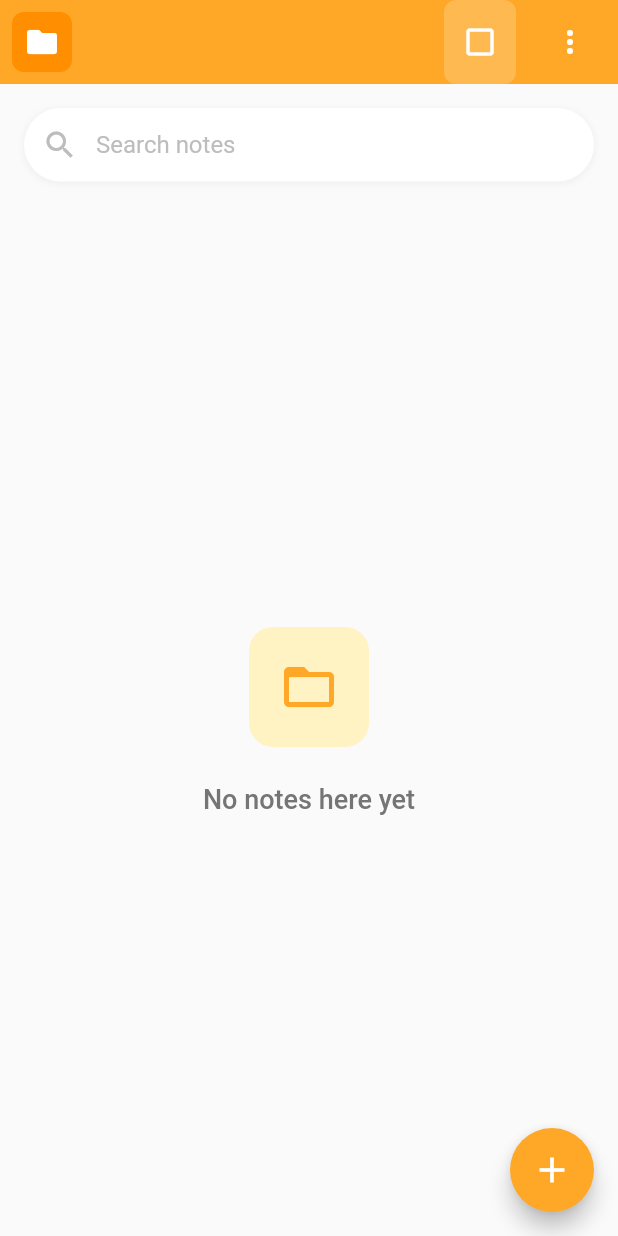
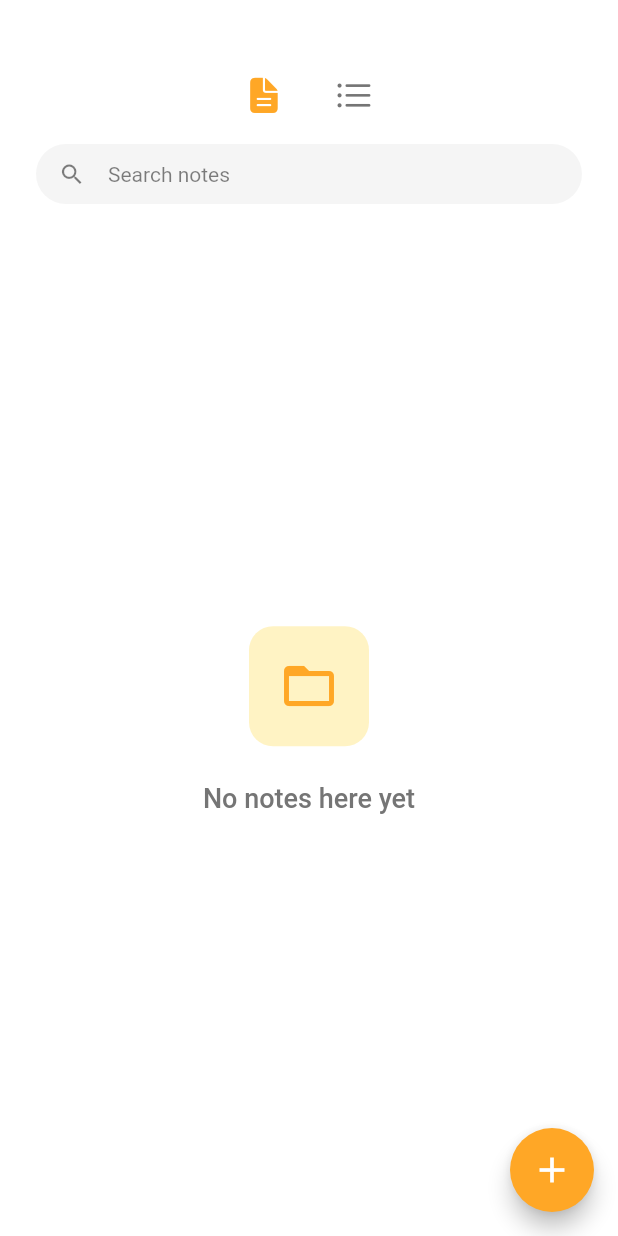
Before and after one commit to kalinduSsasinindu/noteHider, a Flutter app: the screen it shows after launch, after a tap on the "add" icon, on a phone screen of 412 x 824 dp. Run offline on Flutter 3.47's test engine with Material 3 defaults, Android fonts, the phone set to English and light mode, and no system bars; our stand-ins replace bloc, equatable, flutter_bloc.

Commit message:
ui changes

```diff
--- /dev/null
+++ b/lib/bloc/tab_bloc.dart
@@ -0,0 +1,18 @@
+import 'package:flutter_bloc/flutter_bloc.dart';
+import 'tab_event.dart';
+import 'tab_state.dart';
+
+class TabBloc extends Bloc<TabEvent, TabState> {
+  TabBloc() : super(const TabState.initial()) {
+    on<TabChanged>(_onTabChanged);
+  }
+
+  void _onTabChanged(TabChanged event, Emitter<TabState> emit) {
+    final TabType tabType = event.tabIndex == 0 ? TabType.notes : TabType.tasks;
+
+    emit(state.copyWith(
+      selectedTabIndex: event.tabIndex,
+      selectedTabType: tabType,
+    ));
+  }
+}
--- /dev/null
+++ b/lib/bloc/tab_event.dart
@@ -0,0 +1,17 @@
+import 'package:equatable/equatable.dart';
+
+abstract class TabEvent extends Equatable {
+  const TabEvent();
+
+  @override
+  List<Object> get props => [];
+}
+
+class TabChanged extends TabEvent {
+  final int tabIndex;
+
+  const TabChanged(this.tabIndex);
+
+  @override
+  List<Object> get props => [tabIndex];
+}
--- /dev/null
+++ b/lib/bloc/tab_state.dart
@@ -0,0 +1,30 @@
+import 'package:equatable/equatable.dart';
+
+enum TabType { notes, tasks }
+
+class TabState extends Equatable {
+  final int selectedTabIndex;
+  final TabType selectedTabType;
+
+  const TabState({
+    required this.selectedTabIndex,
+    required this.selectedTabType,
+  });
+
+  const TabState.initial()
+      : selectedTabIndex = 0,
+        selectedTabType = TabType.notes;
+
+  TabState copyWith({
+    int? selectedTabIndex,
+    TabType? selectedTabType,
+  }) {
+    return TabState(
+      selectedTabIndex: selectedTabIndex ?? this.selectedTabIndex,
+      selectedTabType: selectedTabType ?? this.selectedTabType,
+    );
+  }
+
+  @override
+  List<Object> get props => [selectedTabIndex, selectedTabType];
+}
--- /dev/null
+++ b/lib/bloc_observer.dart
@@ -0,0 +1,33 @@
+// ignore_for_file: avoid_print
+import 'package:bloc/bloc.dart';
+
+class AppBlocObserver extends BlocObserver {
+  const AppBlocObserver();
+
+  @override
+  void onEvent(Bloc<dynamic, dynamic> bloc, Object? event) {
+    super.onEvent(bloc, event);
+    print(event);
+  }
+
+  @override
+  void onError(BlocBase<dynamic> bloc, Object error, StackTrace stackTrace) {
+    print(error);
+    super.onError(bloc, error, stackTrace);
+  }
+
+  @override
+  void onChange(BlocBase<dynamic> bloc, Change<dynamic> change) {
+    super.onChange(bloc, change);
+    print(change);
+  }
+
+  @override
+  void onTransition(
+    Bloc<dynamic, dynamic> bloc,
+    Transition<dynamic, dynamic> transition,
+  ) {
+    super.onTransition(bloc, transition);
+    print(transition);
+  }
+}
--- /dev/null
+++ b/lib/homepage.dart
@@ -0,0 +1,244 @@
+import 'package:flutter/material.dart';
+import 'package:flutter/cupertino.dart';
+import 'package:flutter_bloc/flutter_bloc.dart';
+import 'bloc/tab_bloc.dart';
+import 'bloc/tab_event.dart';
+import 'bloc/tab_state.dart';
+
+class NotesHomePage extends StatefulWidget {
+  const NotesHomePage({super.key});
+
+  @override
+  State<NotesHomePage> createState() => _NotesHomePageState();
+}
+
+class _NotesHomePageState extends State<NotesHomePage> {
+  final TextEditingController _notesSearchController = TextEditingController();
+  final TextEditingController _tasksSearchController = TextEditingController();
+  final PageController _pageController = PageController();
+
+  @override
+  Widget build(BuildContext context) {
+    return Scaffold(
+      backgroundColor: Colors.white,
+      body: BlocConsumer<TabBloc, TabState>(
+        listener: (context, state) {
+          // Animate to the correct page when tab state changes
+          _pageController.animateToPage(
+            state.selectedTabIndex,
+            duration: const Duration(milliseconds: 150),
+            curve: Curves.ease,
+          );
+        },
+        builder: (context, state) {
+          return Column(
+            children: [
+              // Add some top padding for status bar
+              const SizedBox(height: 30),
+              // Tab Navigation
+              Container(
+                margin: const EdgeInsets.symmetric(horizontal: 24, vertical: 8),
+                child: Row(
+                  mainAxisAlignment: MainAxisAlignment.center,
+                  children: [
+                    _buildTabIcon(
+                      icon: CupertinoIcons.doc_text,
+                      selectedIcon: CupertinoIcons.doc_text_fill,
+                      label: 'Notes',
+                      isSelected: state.selectedTabIndex == 0,
+                      onTap: () =>
+                          context.read<TabBloc>().add(const TabChanged(0)),
+                    ),
+                    const SizedBox(width: 10),
+                    _buildTabIcon(
+                      icon: CupertinoIcons.list_bullet,
+                      selectedIcon: CupertinoIcons.list_bullet_below_rectangle,
+                      label: 'Tasks',
+                      isSelected: state.selectedTabIndex == 1,
+                      onTap: () =>
+                          context.read<TabBloc>().add(const TabChanged(1)),
+                    ),
+                  ],
+                ),
+              ),
+              // Content with PageView for swipe functionality
+              Expanded(
+                child: PageView(
+                  controller: _pageController,
+                  physics: const BouncingScrollPhysics(),
+                  onPageChanged: (index) {
+                    context.read<TabBloc>().add(TabChanged(index));
+                  },
+                  children: [
+                    _buildNotesPage(),
+                    _buildTasksPage(),
+                  ],
+                ),
+              ),
+            ],
+          );
+        },
+      ),
+      floatingActionButton: BlocBuilder<TabBloc, TabState>(
+        builder: (context, state) {
+          return FloatingActionButton(
+            onPressed: () {},
+            backgroundColor: const Color(0xFFFFA726),
+            child: Icon(
+              state.selectedTabType == TabType.notes
+                  ? Icons.add
+                  : Icons.add_task,
+              color: Colors.white,
+              size: 28,
+            ),
+          );
+        },
+      ),
+    );
+  }
+
+  Widget _buildTabIcon({
+    required IconData icon,
+    required IconData selectedIcon,
+    required String label,
+    required bool isSelected,
+    required VoidCallback onTap,
+  }) {
+    return GestureDetector(
+      onTap: onTap,
+      child: Container(
+        padding: const EdgeInsets.all(12),
+        child: Icon(
+          isSelected ? selectedIcon : icon,
+          color: isSelected ? const Color(0xFFFFA726) : Colors.grey[600],
+          size: 26,
+        ),
+      ),
+    );
+  }
+
+  Widget _buildSearchBar(TextEditingController controller, String hintText) {
+    return Padding(
+      padding: const EdgeInsets.only(
+        left: 24,
+        right: 24,
+      ),
+      child: Container(
+        height: 40,
+        decoration: BoxDecoration(
+          color: Colors.grey.withOpacity(0.1),
+          borderRadius: BorderRadius.circular(25),
+        ),
+        child: TextField(
+          controller: controller,
+          textAlignVertical: TextAlignVertical.center, // Keep this
+          decoration: InputDecoration(
+            hintText: hintText,
+            hintStyle: TextStyle(
+              color: Colors.black.withOpacity(0.5),
+              fontSize: 14,
+            ),
+            prefixIcon: Icon(
+              Icons.search,
+              color: Colors.black.withOpacity(0.5),
+              size: 18,
+            ),
+            border: InputBorder.none,
+            isDense: true, // Makes it more compact
+            contentPadding: EdgeInsets.zero, // Let icon/text center vertically
+          ),
+        ),
+      ),
+    );
+  }
+
+  Widget _buildNotesPage() {
+    return Column(
+      children: [
+        _buildSearchBar(_notesSearchController, 'Search notes'),
+        Expanded(child: _buildNotesContent()),
+      ],
+    );
+  }
+
+  Widget _buildTasksPage() {
+    return Column(
+      children: [
+        _buildSearchBar(_tasksSearchController, 'Search tasks'),
+        Expanded(child: _buildTasksContent()),
+      ],
+    );
+  }
+
+  Widget _buildNotesContent() {
+    return Center(
+      child: Column(
+        mainAxisAlignment: MainAxisAlignment.center,
+        children: [
+          Container(
+            width: 80,
+            height: 80,
+            decoration: BoxDecoration(
+              color: const Color(0xFFFFF3C4),
+              borderRadius: BorderRadius.circular(16),
+            ),
+            child: const Icon(
+              Icons.folder_open,
+              size: 40,
+              color: Color(0xFFFFA726),
+            ),
+          ),
+          const SizedBox(height: 24),
+          Text(
+            'No notes here yet',
+            style: TextStyle(
+              fontSize: 18,
+              color: Colors.grey[600],
+              fontWeight: FontWeight.w500,
+            ),
+          ),
+        ],
+      ),
+    );
+  }
+
+  Widget _buildTasksContent() {
+    return Center(
+      child: Column(
+        mainAxisAlignment: MainAxisAlignment.center,
+        children: [
+          Container(
+            width: 80,
+            height: 80,
+            decoration: BoxDecoration(
+              color: const Color(0xFFFFF3C4),
+              borderRadius: BorderRadius.circular(16),
+            ),
+            child: const Icon(
+              Icons.assignment_outlined,
+              size: 40,
+              color: Color(0xFFFFA726),
+            ),
+          ),
+          const SizedBox(height: 24),
+          Text(
+            'No tasks here yet',
+            style: TextStyle(
+              fontSize: 18,
+              color: Colors.grey[600],
+              fontWeight: FontWeight.w500,
+            ),
+          ),
+        ],
+      ),
+    );
+  }
+
+  @override
+  void dispose() {
+    _notesSearchController.dispose();
+    _tasksSearchController.dispose();
+    _pageController.dispose();
+    super.dispose();
+  }
+}
--- a/lib/main.dart
+++ b/lib/main.dart
@@ -1,6 +1,26 @@
 import 'package:flutter/material.dart';
+import 'package:flutter/services.dart';
+import 'package:flutter_bloc/flutter_bloc.dart';
+import 'package:notehider/bloc_observer.dart';
+import 'package:notehider/homepage.dart';
+import 'package:notehider/bloc/tab_bloc.dart';
 
 void main() {
+  // Initialize the BlocObserver
+  Bloc.observer = const AppBlocObserver();
+  WidgetsFlutterBinding.ensureInitialized();
+
+  // Set status bar style
+  SystemChrome.setSystemUIOverlayStyle(const SystemUiOverlayStyle(
+    statusBarColor: Colors.white,
+    statusBarIconBrightness: Brightness.dark,
+    statusBarBrightness: Brightness.light,
+  ));
+
+  SystemChrome.setPreferredOrientations([
+    DeviceOrientation.portraitUp,
+    DeviceOrientation.portraitDown,
+  ]);
   runApp(const MyApp());
 }
 
@@ -17,151 +37,11 @@ class MyApp extends StatelessWidget {
         scaffoldBackgroundColor: Colors.grey[50],
         useMaterial3: false,
       ),
-      home: const NotesHomePage(),
+      home: BlocProvider(
+        create: (context) => TabBloc(),
+        child: const NotesHomePage(),
+      ),
       debugShowCheckedModeBanner: false,
     );
   }
 }
-
-class NotesHomePage extends StatefulWidget {
-  const NotesHomePage({super.key});
-
-  @override
-  State<NotesHomePage> createState() => _NotesHomePageState();
-}
-
-class _NotesHomePageState extends State<NotesHomePage> {
-  final TextEditingController _searchController = TextEditingController();
-
-  @override
-  Widget build(BuildContext context) {
-    return Scaffold(
-      backgroundColor: Colors.grey[50],
-      appBar: AppBar(
-        backgroundColor: const Color(0xFFFFA726),
-        elevation: 0,
-        leading: Container(
-          margin: const EdgeInsets.all(8),
-          decoration: BoxDecoration(
-            color: const Color(0xFFFF8F00),
-            borderRadius: BorderRadius.circular(8),
-          ),
-          child: const Icon(
-            Icons.folder,
-            color: Colors.white,
-            size: 24,
-          ),
-        ),
-        actions: [
-          Container(
-            margin: const EdgeInsets.symmetric(horizontal: 4),
-            decoration: BoxDecoration(
-              color: Colors.white.withOpacity(0.2),
-              borderRadius: BorderRadius.circular(8),
-            ),
-            child: IconButton(
-              icon: const Icon(Icons.check_box_outline_blank,
-                  color: Colors.white),
-              onPressed: () {},
-            ),
-          ),
-          Container(
-            margin: const EdgeInsets.symmetric(horizontal: 8),
-            child: IconButton(
-              icon: const Icon(Icons.more_vert, color: Colors.white),
-              onPressed: () {},
-            ),
-          ),
-        ],
-      ),
-      body: Column(
-        children: [
-          // Search Bar
-          Container(
-            margin: const EdgeInsets.all(16),
-            decoration: BoxDecoration(
-              color: Colors.white,
-              borderRadius: BorderRadius.circular(25),
-              boxShadow: [
-                BoxShadow(
-                  color: Colors.grey.withOpacity(0.1),
-                  spreadRadius: 1,
-                  blurRadius: 3,
-                  offset: const Offset(0, 1),
-                ),
-              ],
-            ),
-            child: TextField(
-              controller: _searchController,
-              decoration: InputDecoration(
-                hintText: 'Search notes',
-                hintStyle: TextStyle(
-                  color: Colors.grey[400],
-                  fontSize: 16,
-                ),
-                prefixIcon: Icon(
-                  Icons.search,
-                  color: Colors.grey[400],
-                ),
-                border: InputBorder.none,
-                contentPadding: const EdgeInsets.symmetric(
-                  horizontal: 20,
-                  vertical: 15,
-                ),
-              ),
-            ),
-          ),
-          // Empty State
-          Expanded(
-            child: Center(
-              child: Column(
-                mainAxisAlignment: MainAxisAlignment.center,
-                children: [
-                  Container(
-                    width: 80,
-                    height: 80,
-                    decoration: BoxDecoration(
-                      color: const Color(0xFFFFF3C4),
-                      borderRadius: BorderRadius.circular(16),
-                    ),
-                    child: const Icon(
-                      Icons.folder_open,
-                      size: 40,
-                      color: Color(0xFFFFA726),
-                    ),
-                  ),
-                  const SizedBox(height: 24),
-                  Text(
-                    'No notes here yet',
-                    style: TextStyle(
-                      fontSize: 18,
-                      color: Colors.grey[600],
-                      fontWeight: FontWeight.w500,
-                    ),
-                  ),
-                ],
-              ),
-            ),
-          ),
-        ],
-      ),
-      floatingActionButton: FloatingActionButton(
-        onPressed: () {
-          // TODO: Add new note functionality
-        },
-        backgroundColor: const Color(0xFFFFA726),
-        child: const Icon(
-          Icons.add,
-          color: Colors.white,
-          size: 28,
-        ),
-      ),
-    );
-  }
-
-  @override
-  void dispose() {
-    _searchController.dispose();
-    super.dispose();
-  }
-}
--- a/pubspec.yaml
+++ b/pubspec.yaml
@@ -31,10 +31,11 @@ dependencies:
   flutter:
     sdk: flutter
 
-
   # The following adds the Cupertino Icons font to your application.
   # Use with the CupertinoIcons class for iOS style icons.
   cupertino_icons: ^1.0.6
+  flutter_bloc: ^8.1.6
+  equatable: ^2.0.5
 
 dev_dependencies:
   flutter_test:
```
Also changed, not shown: pubspec.lock.
